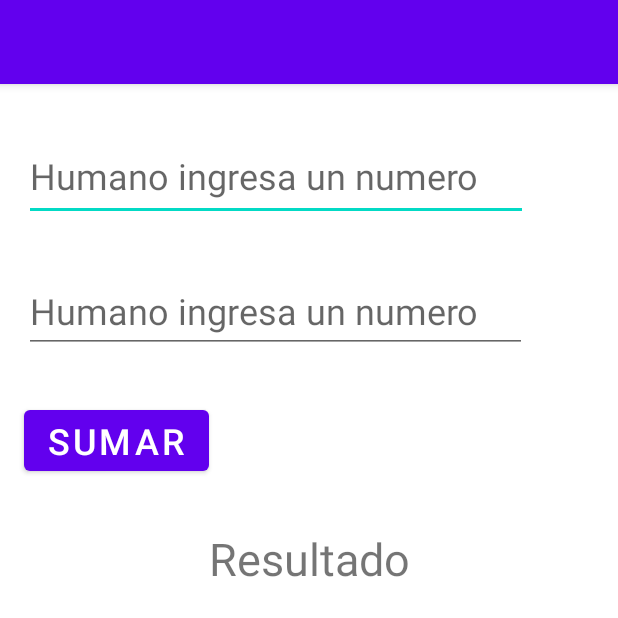
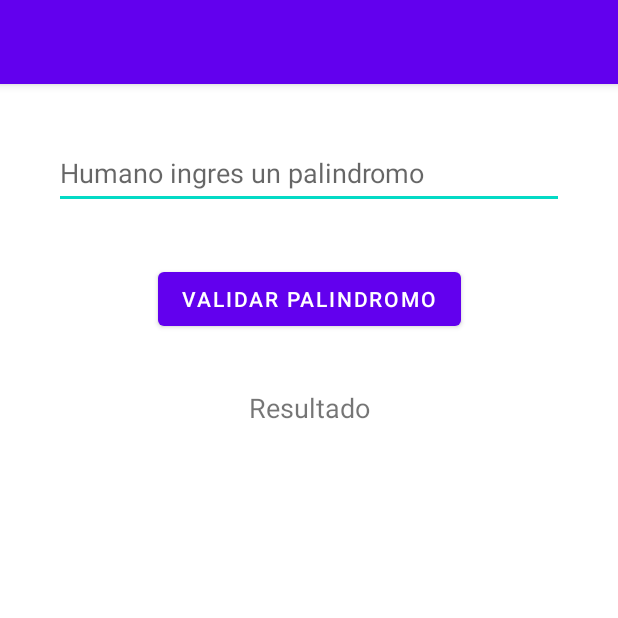
Before and after one commit to programadornovato/Mi-Primer-Proyecto-Android-Studio, an Android app: the screen it shows after launch (MainActivity), on a phone screen of 412 x 824 dp, the top half of it. Run offline under Robolectric (Android 15) with nearby library versions, the phone set to English and light mode, and no system bars.

Commit message:
Ejercicio.- Identificar un palíndromo en Android Studio [09]
Video:
https://youtu.be/xyjYShCL4l4

```diff
--- a/app/src/main/res/layout/activity_main.xml
+++ b/app/src/main/res/layout/activity_main.xml
@@ -7,54 +7,36 @@
     tools:context=".MainActivity">
 
     <EditText
-        android:id="@+id/txtNumero1"
-        android:layout_width="336dp"
-        android:layout_height="59dp"
-        android:layout_marginStart="16dp"
-        android:layout_marginLeft="16dp"
-        android:layout_marginTop="32dp"
+        android:id="@+id/txtPalindromo"
+        android:layout_width="340dp"
+        android:layout_height="47dp"
+        android:layout_marginTop="36dp"
         android:ems="10"
-        android:hint="Humano ingresa un numero"
-        android:inputType="number"
-        android:textSize="24sp"
+        android:hint="Humano ingres un palindromo"
+        android:inputType="textPersonName"
+        app:layout_constraintEnd_toEndOf="parent"
         app:layout_constraintStart_toStartOf="parent"
         app:layout_constraintTop_toTopOf="parent" />
 
-    <EditText
-        android:id="@+id/txtNumero2"
-        android:layout_width="335dp"
-        android:layout_height="56dp"
-        android:layout_marginStart="16dp"
-        android:layout_marginLeft="16dp"
-        android:layout_marginTop="32dp"
-        android:ems="10"
-        android:hint="Humano ingresa un numero"
-        android:inputType="number"
-        android:textSize="24sp"
-        app:layout_constraintStart_toStartOf="parent"
-        app:layout_constraintTop_toBottomOf="@+id/txtNumero1" />
-
     <Button
-        android:id="@+id/btnSumar"
+        android:id="@+id/btnValidar"
         android:layout_width="wrap_content"
         android:layout_height="wrap_content"
-        android:layout_marginStart="16dp"
-        android:layout_marginLeft="16dp"
-        android:layout_marginTop="32dp"
-        android:onClick="suma"
-        android:text="Sumar"
-        android:textSize="24sp"
+        android:layout_marginTop="36dp"
+        android:onClick="validaPalindromo"
+        android:text="Validar palindromo"
+        app:layout_constraintEnd_toEndOf="parent"
         app:layout_constraintStart_toStartOf="parent"
-        app:layout_constraintTop_toBottomOf="@+id/txtNumero2" />
+        app:layout_constraintTop_toBottomOf="@+id/txtPalindromo" />
 
     <TextView
         android:id="@+id/txtViewResultado"
         android:layout_width="wrap_content"
         android:layout_height="wrap_content"
-        android:layout_marginTop="32dp"
+        android:layout_marginTop="36dp"
         android:text="Resultado"
-        android:textSize="30sp"
+        android:textSize="18sp"
         app:layout_constraintEnd_toEndOf="parent"
         app:layout_constraintStart_toStartOf="parent"
-        app:layout_constraintTop_toBottomOf="@+id/btnSumar" />
+        app:layout_constraintTop_toBottomOf="@+id/btnValidar" />
 </androidx.constraintlayout.widget.ConstraintLayout>
```
Also changed, not shown: app/src/main/java/com/programadornovato/miprimerproyecto/MainActivity.kt (+21 -13 lines).
